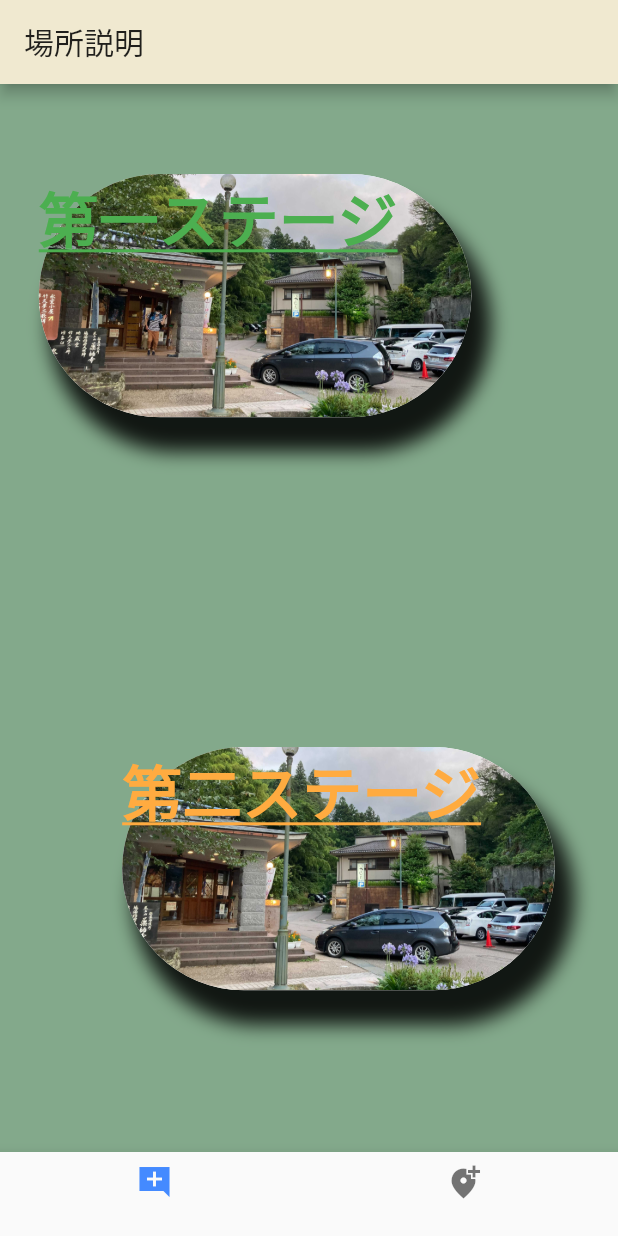
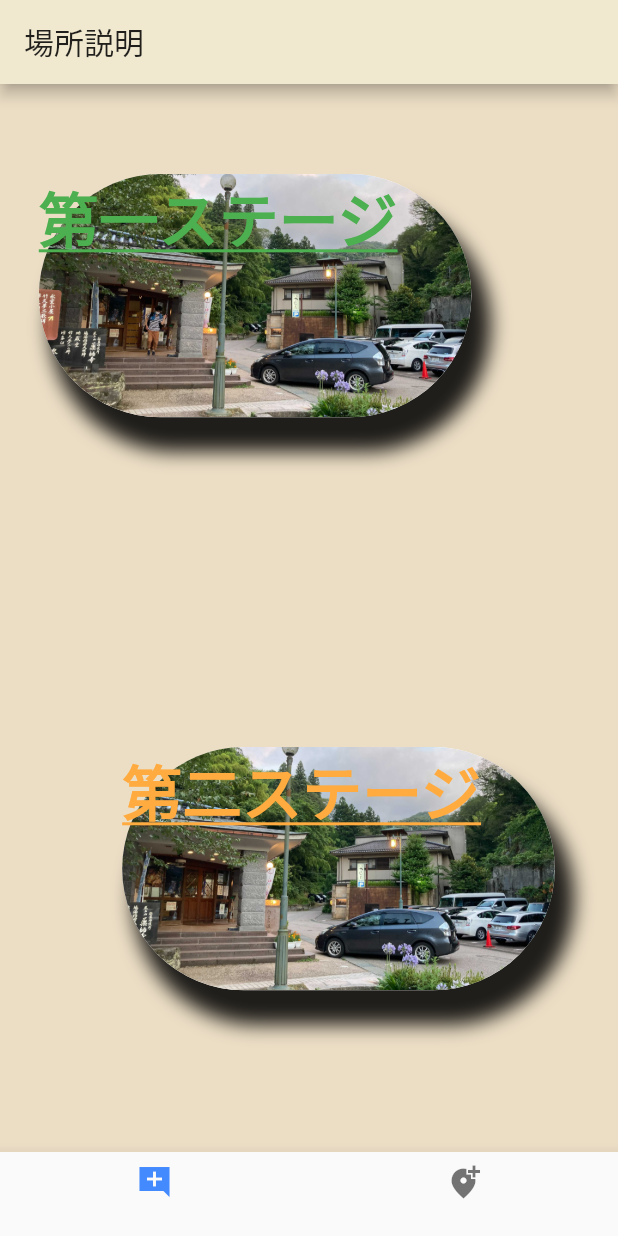
Before and after one commit to tourist-project/yuwaku_proto_flutter, a Flutter app: the screen it shows after launch, on a phone screen of 412 x 824 dp. Run offline on Flutter 3.47's test engine with Material 2 defaults, Android fonts, the phone set to English and light mode, and no system bars; our stand-ins replace geolocator, image_picker, simple_animations; missing offline and left inert: angles, touchable.

Commit message:
:sparkles:背景色のの変化ver2

```diff
--- a/lib/some_explain.dart
+++ b/lib/some_explain.dart
@@ -24,12 +24,16 @@ class _Explain extends State<Explain> with TickerProviderStateMixin{
   void initState() {
     super.initState();
     _controller = AnimationController(
-      duration: Duration(seconds: 5),
+      duration: Duration(seconds: 120),
       vsync: this,
     )..repeat(reverse: true);
 
-    _color = ColorTween(begin: Colors.blue, end: Colors.amber).animate(_controller);
+    _color = ColorTween(begin: Color.fromRGBO(240, 233, 208, 1), end: Color.fromRGBO(186, 66, 43, 1)).animate(_controller);
   }
+
+  //R:240,G:233,B:208
+  //R:186,G:66,B:43
+
 
   // 不要になったWidgetの削除
   @override
@@ -51,9 +55,10 @@ class _Explain extends State<Explain> with TickerProviderStateMixin{
         title: Text(title,style: TextStyle(color: Colors.black87)),
       ),
 
-      body: Container(
-        width: deviceWidth,
-        height: deviceHeight,
+      body: SingleChildScrollView(
+
+        // width: deviceWidth,
+        // height: deviceHeight,
         child: Column(
           children: <Widget>[
             AnimatedBuilder(
```
